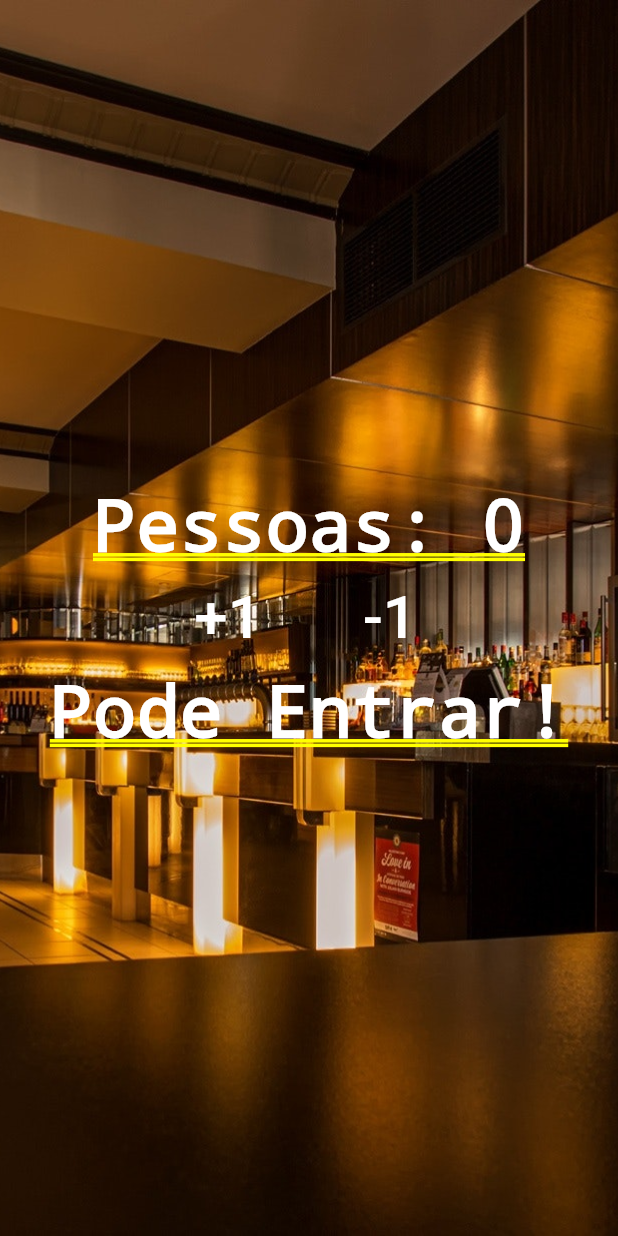
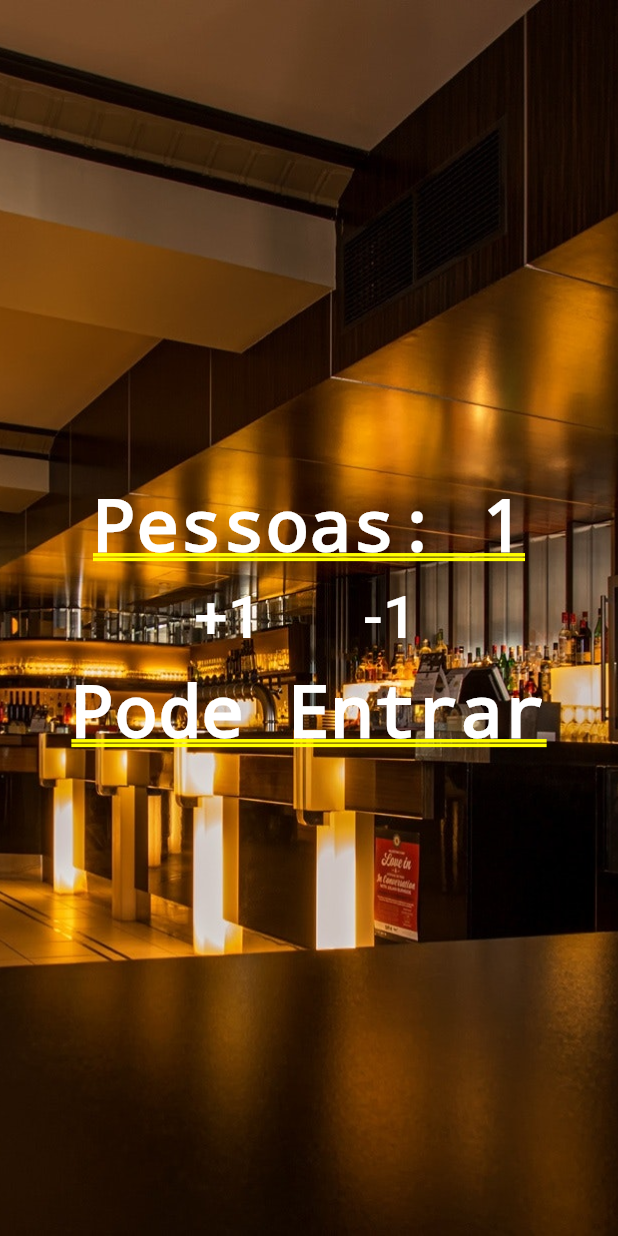
Before and after one commit to jardesonarlindo/Contador_Pessoas_Flutter, a Flutter app: the screen it shows after launch, after a tap on "+1", on a phone screen of 412 x 824 dp. Run offline on Flutter 3.47's test engine with Material 2 defaults, Android fonts, the phone set to English and light mode, and no system bars.

Commit message:
Aula finalizada

```diff
--- a/lib/main.dart
+++ b/lib/main.dart
@@ -13,6 +13,20 @@ class Home extends StatefulWidget {
 }
 
 class _HomeState extends State<Home> {
+  int _people = 0;
+  String _infotext = "Pode Entrar";
+  void _changePeople(int delta){
+    setState(() {
+      _people += delta;
+      if(_people < 0){
+        _infotext = "Mundo Invertido?!";
+      } else if(_people <= 10){
+        _infotext = "Pode Entrar";
+      }else{
+        _infotext = "Lotado";
+      }
+    });
+  }
   @override
   Widget build(BuildContext context) {
     return Stack(
@@ -22,7 +36,7 @@ class _HomeState extends State<Home> {
         Column(
           mainAxisAlignment: MainAxisAlignment.center,
           children: <Widget>[
-            Text("Pessoas: 0",
+            Text("Pessoas: $_people",
                 style: TextStyle(
                     color: Colors.white, fontWeight: FontWeight.bold)),
             Row(mainAxisAlignment: MainAxisAlignment.center, children: <
@@ -31,7 +45,7 @@ class _HomeState extends State<Home> {
                   padding: EdgeInsets.all(10.0),
                   child: FlatButton(
                       onPressed: () {
-                        debugPrint("+1");
+                        _changePeople(1);
                       },
                       child: Text(
                         "+1",
@@ -41,14 +55,14 @@ class _HomeState extends State<Home> {
                   padding: EdgeInsets.all(10.0),
                   child: FlatButton(
                       onPressed: () {
-                        debugPrint("-1");
+                        _changePeople(-1);
                       },
                       child: Text(
                         "-1",
                         style: TextStyle(fontSize: 40.0, color: Colors.white),
                       ))),
             ]),
-            Text("Pode Entrar!",
+            Text(_infotext,
                 style: TextStyle(
                     color: Colors.white, fontWeight: FontWeight.bold))
           ],
```
